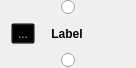
Qt form ui/ProcessingBlock.ui (povle/pyblueprint) before a commit.
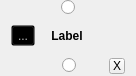
The same form after that commit. Icons and pictures are not drawn. Custom widgets are drawn as their Qt base class.

Commit message: add remove button

```diff
--- a/ui/ProcessingBlock.ui
+++ b/ui/ProcessingBlock.ui
@@ -7,7 +7,7 @@
     <x>0</x>
     <y>0</y>
     <width>136</width>
-    <height>68</height>
+    <height>76</height>
    </rect>
   </property>
   <property name="sizePolicy">
@@ -164,6 +164,35 @@
        <property name="spacing">
         <number>0</number>
        </property>
+       <item>
+        <spacer name="horizontalSpacer_3">
+         <property name="orientation">
+          <enum>Qt::Horizontal</enum>
+         </property>
+         <property name="sizeType">
+          <enum>QSizePolicy::Fixed</enum>
+         </property>
+         <property name="sizeHint" stdset="0">
+          <size>
+           <width>18</width>
+           <height>20</height>
+          </size>
+         </property>
+        </spacer>
+       </item>
+       <item>
+        <spacer name="horizontalSpacer_4">
+         <property name="orientation">
+          <enum>Qt::Horizontal</enum>
+         </property>
+         <property name="sizeHint" stdset="0">
+          <size>
+           <width>40</width>
+           <height>20</height>
+          </size>
+         </property>
+        </spacer>
+       </item>
        <item>
         <widget class="NodeWidget" name="outputRadioButton">
          <property name="sizePolicy">
@@ -183,6 +212,44 @@
          </property>
         </widget>
        </item>
+       <item>
+        <spacer name="horizontalSpacer_5">
+         <property name="orientation">
+          <enum>Qt::Horizontal</enum>
+         </property>
+         <property name="sizeHint" stdset="0">
+          <size>
+           <width>40</width>
+           <height>20</height>
+          </size>
+         </property>
+        </spacer>
+       </item>
+       <item>
+        <widget class="QToolButton" name="removeButton">
+         <property name="sizePolicy">
+          <sizepolicy hsizetype="Fixed" vsizetype="Fixed">
+           <horstretch>0</horstretch>
+           <verstretch>0</verstretch>
+          </sizepolicy>
+         </property>
+         <property name="minimumSize">
+          <size>
+           <width>16</width>
+           <height>16</height>
+          </size>
+         </property>
+         <property name="maximumSize">
+          <size>
+           <width>16</width>
+           <height>16</height>
+          </size>
+         </property>
+         <property name="text">
+          <string>X</string>
+         </property>
+        </widget>
+       </item>
       </layout>
      </item>
     </layout>
```
The commit also changes 4 other files.
